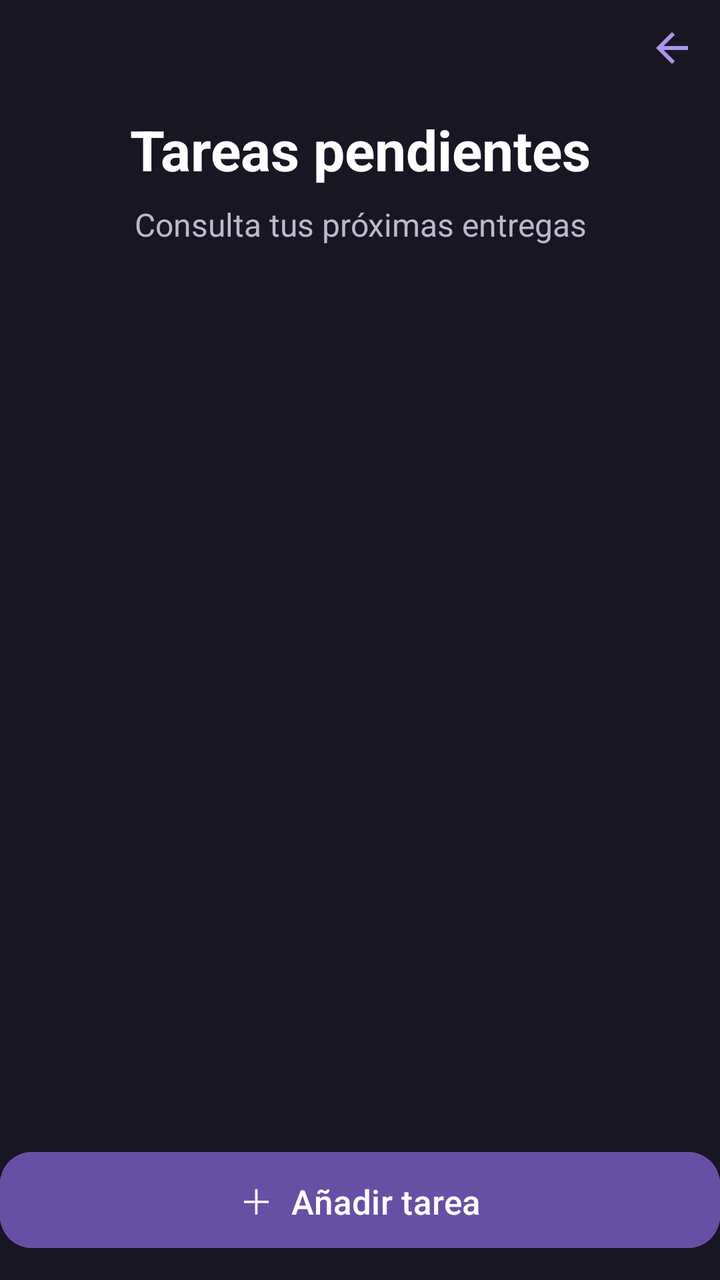
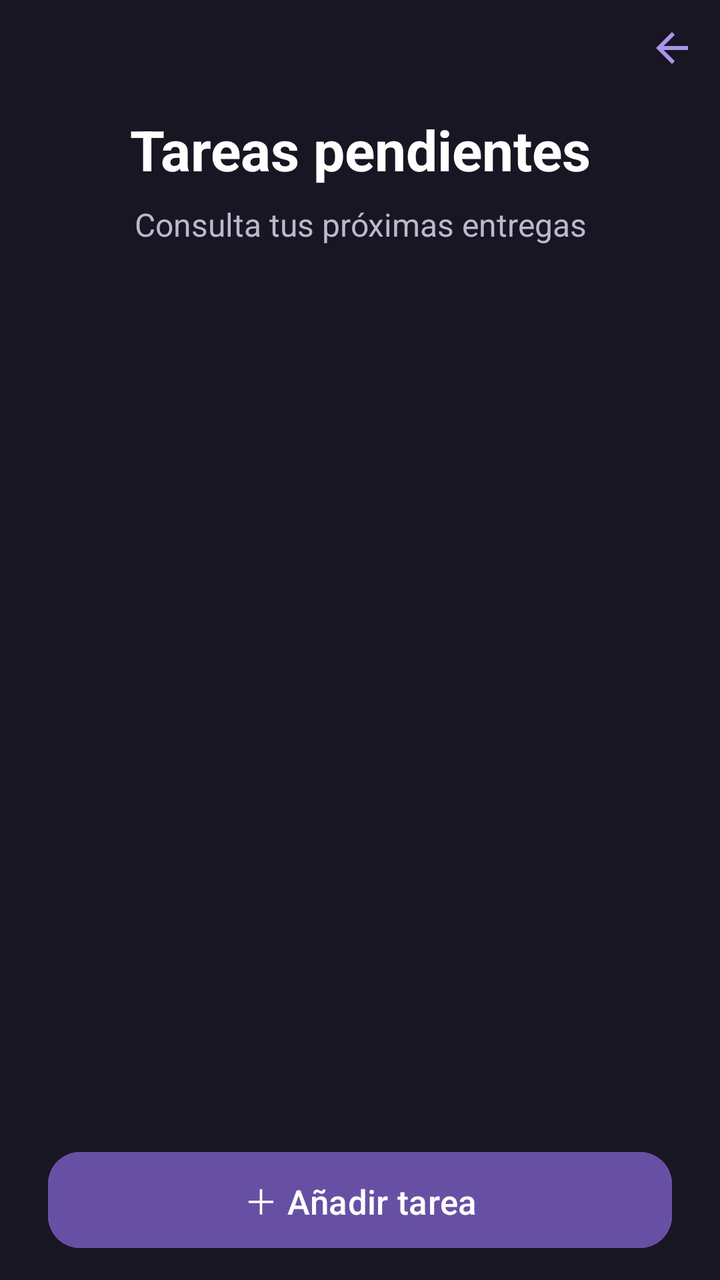

An Android layout rendered at two revisions. The XML below is the earlier revision; the diff shows what the commit changed to produce the second picture.
<!-- AndroidManifest.xml: application theme Theme.StudyPlan -->
<!-- res/layout/activity_tareas.xml -->
<?xml version="1.0" encoding="utf-8"?>
<androidx.constraintlayout.widget.ConstraintLayout xmlns:android="http://schemas.android.com/apk/res/android"
    xmlns:app="http://schemas.android.com/apk/res-auto"
    xmlns:tools="http://schemas.android.com/tools"
    android:id="@+id/main"
    android:layout_width="match_parent"
    android:layout_height="match_parent"
    android:background="#181622"
    tools:context=".TareasActivity">

    <ImageButton
        android:id="@+id/btnVolverInicio"
        android:layout_width="48dp"
        android:layout_height="48dp"
        android:background="?attr/selectableItemBackgroundBorderless"
        android:padding="12dp"
        android:src="@drawable/outline_arrow_back_24"
        app:layout_constraintTop_toTopOf="parent"
        app:layout_constraintEnd_toEndOf="parent"
        app:tint="#A995E8" />

    <TextView
        android:id="@+id/tvTituloTareas"
        android:layout_width="0dp"
        android:layout_height="wrap_content"
        android:layout_marginTop="56dp"
        android:text="Tareas pendientes"
        android:textColor="#FFFFFF"
        android:textSize="28sp"
        android:textStyle="bold"
        android:gravity="center"
        app:layout_constraintTop_toTopOf="parent"
        app:layout_constraintStart_toStartOf="parent"
        app:layout_constraintEnd_toEndOf="parent" />

    <TextView
        android:id="@+id/tvDescripcion"
        android:layout_width="0dp"
        android:layout_height="wrap_content"
        android:layout_marginTop="8dp"
        android:text="Consulta tus próximas entregas"
        android:textColor="#BDB8D0"
        android:textSize="16sp"
        android:gravity="center"
        app:layout_constraintTop_toBottomOf="@id/tvTituloTareas"
        app:layout_constraintStart_toStartOf="parent"
        app:layout_constraintEnd_toEndOf="parent" />

    <ListView
        android:id="@+id/listaTareas"
        android:layout_width="0dp"
        android:layout_height="0dp"
        android:layout_marginTop="28dp"
        android:layout_marginBottom="20dp"
        android:background="@android:color/transparent"
        android:divider="@android:color/transparent"
        android:dividerHeight="12dp"
        android:clipToPadding="false"
        android:paddingBottom="8dp"
        android:scrollbars="none"
        app:layout_constraintTop_toBottomOf="@id/tvDescripcion"
        app:layout_constraintBottom_toTopOf="@id/btnAnadirTarea"
        app:layout_constraintStart_toStartOf="parent"
        app:layout_constraintEnd_toEndOf="parent" />

    <Button
        android:id="@+id/btnAnadirTarea"
        android:layout_width="0dp"
        android:layout_height="56dp"
        android:layout_marginBottom="12dp"
        android:backgroundTint="#6750A4"
        android:text="＋  Añadir tarea"
        android:textAllCaps="false"
        android:textColor="#FFFFFF"
        android:textSize="17sp"
        app:cornerRadius="16dp"
        app:layout_constraintBottom_toBottomOf="parent"
        app:layout_constraintStart_toStartOf="parent"
        app:layout_constraintEnd_toEndOf="parent" />

</androidx.constraintlayout.widget.ConstraintLayout>
<!-- resources referenced by this layout -->
<resources>
  <!-- drawable outline_arrow_back_24 (drawable) -->
  <vector xmlns:android="http://schemas.android.com/apk/res/android" android:autoMirrored="true" android:height="24dp" android:tint="#000000" android:viewportHeight="24" android:viewportWidth="24" android:width="24dp">
        
      <path android:fillColor="@android:color/white" android:pathData="M20,11H7.83l5.59,-5.59L12,4l-8,8 8,8 1.41,-1.41L7.83,13H20v-2z"/>
      
  </vector>
  <style name="Theme.StudyPlan" parent="Base.Theme.StudyPlan" />
  <style name="Base.Theme.StudyPlan" parent="Theme.Material3.DayNight.NoActionBar">
          
          
      </style>
</resources>

<!-- the commit's change to res/layout/activity_tareas.xml (unified diff, before → after) -->
@@ -15,16 +15,18 @@
         android:background="?attr/selectableItemBackgroundBorderless"
         android:padding="12dp"
         android:src="@drawable/outline_arrow_back_24"
+        android:contentDescription="@string/volver_inicio"
         app:layout_constraintTop_toTopOf="parent"
         app:layout_constraintEnd_toEndOf="parent"
         app:tint="#A995E8" />
+
 
     <TextView
         android:id="@+id/tvTituloTareas"
         android:layout_width="0dp"
         android:layout_height="wrap_content"
         android:layout_marginTop="56dp"
-        android:text="Tareas pendientes"
+        android:text="@string/titulo_tareas"
         android:textColor="#FFFFFF"
         android:textSize="28sp"
         android:textStyle="bold"
@@ -38,7 +40,7 @@
         android:layout_width="0dp"
         android:layout_height="wrap_content"
         android:layout_marginTop="8dp"
-        android:text="Consulta tus próximas entregas"
+        android:text="@string/descripcion_tareas"
         android:textColor="#BDB8D0"
         android:textSize="16sp"
         android:gravity="center"
@@ -58,6 +60,7 @@
         android:clipToPadding="false"
         android:paddingBottom="8dp"
         android:scrollbars="none"
+        tools:listitem="@layout/item_tarea"
         app:layout_constraintTop_toBottomOf="@id/tvDescripcion"
         app:layout_constraintBottom_toTopOf="@id/btnAnadirTarea"
         app:layout_constraintStart_toStartOf="parent"
@@ -67,9 +70,12 @@
         android:id="@+id/btnAnadirTarea"
         android:layout_width="0dp"
         android:layout_height="56dp"
+        android:layout_marginStart="24dp"
+        android:layout_marginEnd="24dp"
         android:layout_marginBottom="12dp"
+        android:maxWidth="320dp"
         android:backgroundTint="#6750A4"
-        android:text="＋  Añadir tarea"
+        android:text="@string/anadir_tarea"
         android:textAllCaps="false"
         android:textColor="#FFFFFF"
         android:textSize="17sp"
@@ -79,3 +85,74 @@
         app:layout_constraintEnd_toEndOf="parent" />
 
 </androidx.constraintlayout.widget.ConstraintLayout>
+<!-- res/layout/item_tarea.xml (included above) -->
+<?xml version="1.0" encoding="utf-8"?>
+<LinearLayout
+    xmlns:android="http://schemas.android.com/apk/res/android"
+    android:layout_width="match_parent"
+    android:layout_height="wrap_content"
+    android:orientation="horizontal"
+    android:gravity="center_vertical"
+    android:padding="16dp"
+    android:background="@drawable/bg_tarea">
+
+    <TextView
+        android:layout_width="48dp"
+        android:layout_height="48dp"
+        android:gravity="center"
+        android:background="@drawable/bg_icono_tarea"
+        android:text="@string/icono_tarea"
+        android:textColor="#FFFFFF"
+        android:textSize="25sp"
+        android:importantForAccessibility="no" />
+
+    <LinearLayout
+        android:layout_width="0dp"
+        android:layout_height="wrap_content"
+        android:layout_weight="1"
+        android:layout_marginStart="16dp"
+        android:orientation="vertical">
+
+        <TextView
+            android:id="@+id/tvTarea"
+            android:layout_width="match_parent"
+            android:layout_height="wrap_content"
+            android:textColor="#FFFFFF"
+            android:textSize="17sp"
+            android:textStyle="bold"
+            android:breakStrategy="high_quality" />
+
+        <TextView
+            android:id="@+id/tvAsignatura"
+            android:layout_width="match_parent"
+            android:layout_height="wrap_content"
+            android:layout_marginTop="4dp"
+            android:textColor="#A995E8"
+            android:textSize="14sp"
+            android:maxLines="1" />
+
+        <TextView
+            android:id="@+id/tvFechaEntrega"
+            android:layout_width="match_parent"
+            android:layout_height="wrap_content"
+            android:layout_marginTop="6dp"
+            android:textColor="#BDB8D0"
+            android:textSize="14sp" />
+    </LinearLayout>
+
+    <Button
+        android:id="@+id/btnEliminar"
+        android:layout_width="48dp"
+        android:layout_height="48dp"
+        android:layout_marginStart="8dp"
+        android:background="@drawable/bg_boton_eliminar"
+        android:minWidth="0dp"
+        android:minHeight="0dp"
+        android:padding="0dp"
+        android:text="@string/simbolo_eliminar"
+        android:textColor="#FFFFFF"
+        android:textSize="25sp"
+        android:textAllCaps="false"
+        android:contentDescription="@string/eliminar_tarea" />
+
+</LinearLayout>
<!-- resource entries referenced after the edit -->
@@ -1,11 +1,46 @@
 <!-- resources referenced by this layout -->
 <resources>
+  <!-- drawable bg_boton_eliminar (drawable) -->
+  <?xml version="1.0" encoding="utf-8"?>
+  <shape xmlns:android="http://schemas.android.com/apk/res/android"
+      android:shape="oval">
+  
+      <solid android:color="#453875" />
+  
+      <corners android:radius="50dp" />
+  
+  </shape>
+  <!-- drawable bg_icono_tarea (drawable) -->
+  <?xml version="1.0" encoding="utf-8"?>
+  <shape xmlns:android="http://schemas.android.com/apk/res/android"
+      android:shape="oval">
+  
+      <solid android:color="#453875" />
+  
+  </shape>
+  <!-- drawable bg_tarea (drawable) -->
+  <?xml version="1.0" encoding="utf-8"?>
+      <shape xmlns:android="http://schemas.android.com/apk/res/android"
+          android:shape="rectangle">
+  
+          <solid android:color="#211F30" />
+  
+          <corners android:radius="20dp" />
+  
+      </shape>
   <!-- drawable outline_arrow_back_24 (drawable) -->
   <vector xmlns:android="http://schemas.android.com/apk/res/android" android:autoMirrored="true" android:height="24dp" android:tint="#000000" android:viewportHeight="24" android:viewportWidth="24" android:width="24dp">
         
       <path android:fillColor="@android:color/white" android:pathData="M20,11H7.83l5.59,-5.59L12,4l-8,8 8,8 1.41,-1.41L7.83,13H20v-2z"/>
       
   </vector>
+  <string name="anadir_tarea">＋  Añadir tarea</string>
+  <string name="descripcion_tareas">Consulta tus próximas entregas</string>
+  <string name="eliminar_tarea">Eliminar tarea</string>
+  <string name="icono_tarea">▣</string>
+  <string name="simbolo_eliminar">×</string>
+  <string name="titulo_tareas">Tareas pendientes</string>
+  <string name="volver_inicio">Volver al inicio</string>
   <style name="Theme.StudyPlan" parent="Base.Theme.StudyPlan" />
   <style name="Base.Theme.StudyPlan" parent="Theme.Material3.DayNight.NoActionBar">
           
